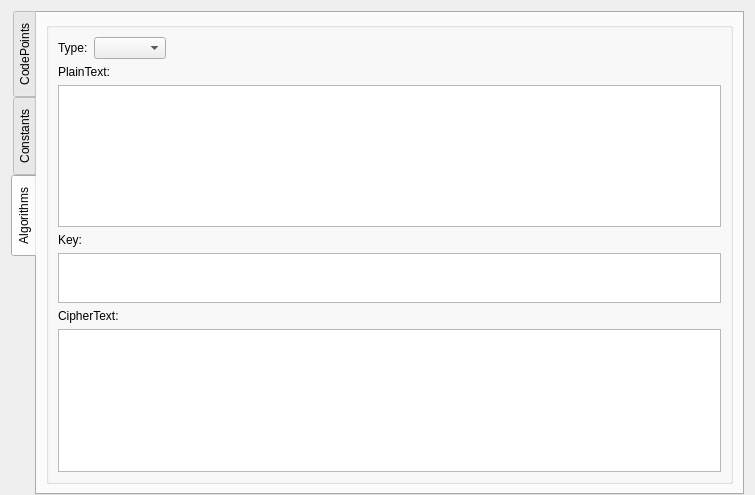
The window that src/OpenArk/ui/coderkit.ui (BlackINT3/OpenArk) describes before a commit, drawn with Qt 5.
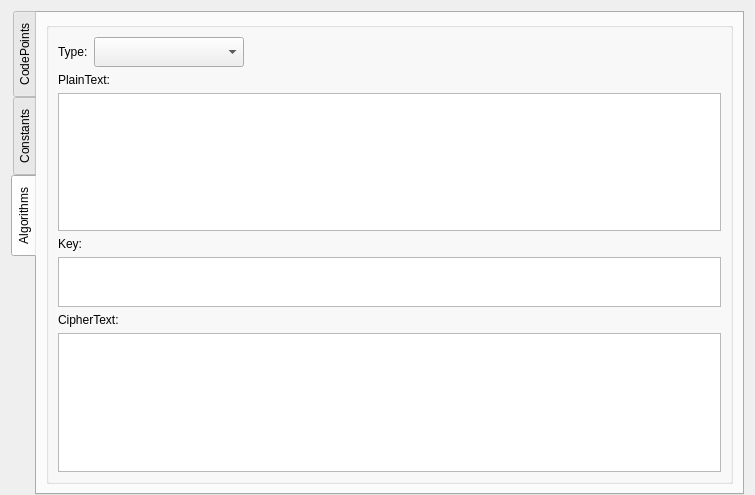
The same window after the commit.

Diff of the .ui file:
```diff
--- a/src/OpenArk/ui/coderkit.ui
+++ b/src/OpenArk/ui/coderkit.ui
@@ -476,7 +476,14 @@
              </widget>
             </item>
             <item>
-             <widget class="QComboBox" name="typeBox"/>
+             <widget class="QComboBox" name="typeBox">
+              <property name="minimumSize">
+               <size>
+                <width>150</width>
+                <height>30</height>
+               </size>
+              </property>
+             </widget>
             </item>
             <item>
              <spacer name="horizontalSpacer">
```
Left out of the diff: 2 changed lines with no effect on the pictures.
